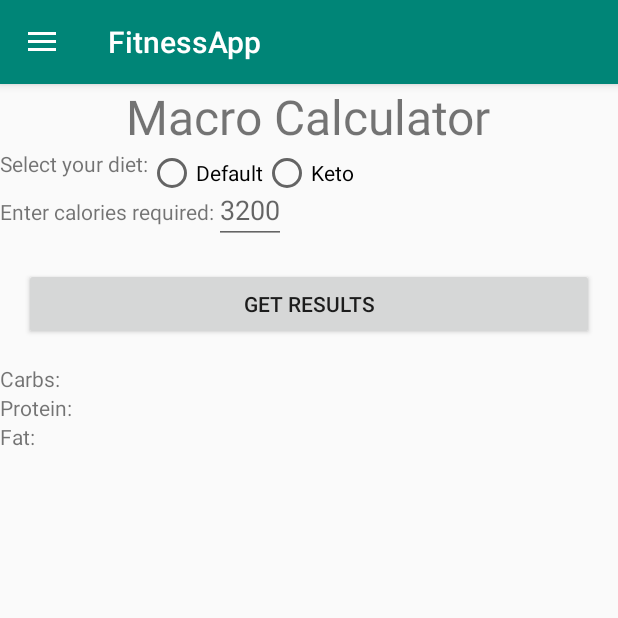
After one commit to rmoli082/FitnessApp, an Android app: the fragment MacroFragment placed in its activity, on a phone screen of 412 x 824 dp, the top half of it. The commit adds this screen. Run offline under Robolectric (Android 15) with nearby library versions, the phone set to English and light mode, and no system bars.

Commit message:
Fragments added for macro and calorie calculators and macro calculator layout and formulas added

```diff
--- a/app/src/main/java/com/moshra/fitnessapp/BodyfatCalculatorFragment.java
+++ b/app/src/main/java/com/moshra/fitnessapp/BodyfatCalculatorFragment.java
@@ -52,7 +52,7 @@ public class BodyfatCalculatorFragment extends Fragment {
         sexGroup.setOnCheckedChangeListener(new RadioGroup.OnCheckedChangeListener() {
             @Override
             public void onCheckedChanged(RadioGroup group, int checkedId) {
-                if (sexGroup.getCheckedRadioButtonId() == R.id.sex_button_female) {
+                if (checkedId == R.id.sex_button_female) {
                     mIsFemale = true;
                     view.findViewById(R.id.bodyfat_female_options).setVisibility(View.VISIBLE);
                     TextView femaleWaist = view.findViewById(R.id.bodyfat_waist_header);
--- /dev/null
+++ b/app/src/main/java/com/moshra/fitnessapp/CalorieFragment.java
@@ -0,0 +1,28 @@
+package com.moshra.fitnessapp;
+
+import android.os.Bundle;
+
+import androidx.fragment.app.Fragment;
+
+import android.view.LayoutInflater;
+import android.view.View;
+import android.view.ViewGroup;
+
+
+/**
+ * A simple {@link Fragment} subclass.
+ */
+public class CalorieFragment extends Fragment {
+
+    public CalorieFragment() {
+        // Required empty public constructor
+    }
+
+
+    @Override
+    public View onCreateView(LayoutInflater inflater, ViewGroup container,
+                             Bundle savedInstanceState) {
+        // Inflate the layout for this fragment
+        return inflater.inflate(R.layout.fragment_calorie, container, false);
+    }
+}
--- /dev/null
+++ b/app/src/main/java/com/moshra/fitnessapp/MacroFragment.java
@@ -0,0 +1,77 @@
+package com.moshra.fitnessapp;
+
+import android.os.Bundle;
+
+import androidx.fragment.app.Fragment;
+
+import android.view.LayoutInflater;
+import android.view.View;
+import android.view.ViewGroup;
+import android.widget.Button;
+import android.widget.EditText;
+import android.widget.RadioGroup;
+import android.widget.TextView;
+
+
+/**
+ * A simple {@link Fragment} subclass.
+ */
+public class MacroFragment extends Fragment {
+
+    private int mCalorieNeeds;
+    private double mFatPercent;
+    private double mProteinPercent;
+    private double mCarbsPercent;
+
+    public MacroFragment() {
+        // Required empty public constructor
+    }
+
+
+    @Override
+    public View onCreateView(LayoutInflater inflater, ViewGroup container,
+                             Bundle savedInstanceState) {
+        // Inflate the layout for this fragment
+        final View view = inflater.inflate(R.layout.fragment_macro, container, false);
+
+        RadioGroup dietGoalSelect = view.findViewById(R.id.macro_diet_select);
+
+        dietGoalSelect.setOnCheckedChangeListener(new RadioGroup.OnCheckedChangeListener() {
+            @Override
+            public void onCheckedChanged(RadioGroup group, int checkedId) {
+                switch (checkedId)
+                {
+                    case R.id.macro_diet_default_button:
+                        mCarbsPercent = 0.5;
+                        mProteinPercent = 0.3;
+                        mFatPercent = 0.2;
+                        break;
+                    case R.id.macro_diet_keto_button:
+                        mCarbsPercent = 0.15;
+                        mProteinPercent = 0.15;
+                        mFatPercent = 0.7;
+                        break;
+                }
+            }
+        });
+
+        final EditText calorieEntry = view.findViewById(R.id.macro_calorie_entry);
+
+        Button getResultsButton = view.findViewById(R.id.macro_get_results_button);
+        getResultsButton.setOnClickListener(new View.OnClickListener() {
+            @Override
+            public void onClick(View v) {
+                mCalorieNeeds = Integer.parseInt(String.valueOf(calorieEntry.getText()));
+                TextView carbAmount = view.findViewById(R.id.macro_carb_result);
+                TextView proteinAmount = view.findViewById(R.id.macro_protein_result);
+                TextView fatAmount = view.findViewById(R.id.macro_fat_result);
+
+                carbAmount.setText(String.valueOf((mCalorieNeeds*mCarbsPercent)/4));
+                proteinAmount.setText(String.valueOf((mCalorieNeeds*mProteinPercent)/4));
+                fatAmount.setText(String.valueOf((mCalorieNeeds*mFatPercent)/9));
+            }
+        });
+
+        return view;
+    }
+}
--- a/app/src/main/java/com/moshra/fitnessapp/MainActivity.java
+++ b/app/src/main/java/com/moshra/fitnessapp/MainActivity.java
@@ -50,6 +50,14 @@ public class MainActivity extends AppCompatActivity {
                         transaction.replace(R.id.contentFragment, new BodyfatCalculatorFragment()).commit();
                         dl.closeDrawer(GravityCompat.START);
                         break;
+                    case R.id.calorie_calc:
+                        transaction.replace(R.id.contentFragment, new CalorieFragment()).commit();
+                        dl.closeDrawer(GravityCompat.START);
+                        break;
+                    case R.id.macro_calc:
+                        transaction.replace(R.id.contentFragment, new MacroFragment()).commit();
+                        dl.closeDrawer(GravityCompat.START);
+                        break;
                     case R.id.settings:
                         Intent settingsIntent = new Intent (MainActivity.this, SettingsActivity.class);
                         startActivity(settingsIntent);
--- /dev/null
+++ b/app/src/main/res/layout/fragment_calorie.xml
@@ -0,0 +1,16 @@
+<?xml version="1.0" encoding="utf-8"?>
+<LinearLayout
+    xmlns:android="http://schemas.android.com/apk/res/android"
+    xmlns:tools="http://schemas.android.com/tools"
+    android:layout_width="match_parent"
+    android:layout_height="match_parent"
+    tools:context=".CalorieFragment">
+
+    <TextView
+        android:layout_width="match_parent"
+        android:layout_height="wrap_content"
+        android:text="@string/calorie_calc"
+        android:textSize="32sp"
+        android:layout_gravity="center"/>
+
+</LinearLayout>
--- /dev/null
+++ b/app/src/main/res/layout/fragment_macro.xml
@@ -0,0 +1,113 @@
+<?xml version="1.0" encoding="utf-8"?>
+<RelativeLayout xmlns:android="http://schemas.android.com/apk/res/android"
+    xmlns:tools="http://schemas.android.com/tools"
+    android:layout_width="match_parent"
+    android:layout_height="match_parent"
+    android:orientation="vertical"
+    tools:context=".MacroFragment">
+
+    <TextView
+        android:id="@+id/macro_title"
+        android:layout_width="wrap_content"
+        android:layout_height="wrap_content"
+        android:layout_centerHorizontal="true"
+        android:text="@string/macro_calc"
+        android:textSize="32sp" />
+
+    <TextView
+        android:id="@+id/macro_diet_header"
+        android:layout_width="wrap_content"
+        android:layout_height="wrap_content"
+        android:layout_below="@id/macro_title"
+        android:text="@string/macro_diet_header" />
+
+    <RadioGroup
+        android:id="@+id/macro_diet_select"
+        android:layout_width="wrap_content"
+        android:layout_height="wrap_content"
+        android:layout_below="@id/macro_title"
+        android:layout_toEndOf="@id/macro_diet_header"
+        android:orientation="horizontal">
+
+        <RadioButton
+            android:id="@+id/macro_diet_default_button"
+            android:layout_width="wrap_content"
+            android:layout_height="wrap_content"
+            android:text="@string/default_diet" />
+
+        <RadioButton
+            android:id="@+id/macro_diet_keto_button"
+            android:layout_width="wrap_content"
+            android:layout_height="wrap_content"
+            android:text="@string/keto_diet" />
+
+    </RadioGroup>
+
+    <TextView
+        android:id="@+id/macro_calories_header"
+        android:layout_width="wrap_content"
+        android:layout_height="wrap_content"
+        android:layout_below="@id/macro_diet_select"
+        android:text="@string/enter_calories" />
+
+    <EditText
+        android:id="@+id/macro_calorie_entry"
+        android:layout_width="wrap_content"
+        android:layout_height="wrap_content"
+        android:layout_below="@id/macro_diet_select"
+        android:layout_alignBaseline="@id/macro_calories_header"
+        android:layout_toEndOf="@id/macro_calories_header"
+        android:hint="@string/calories_hint"
+        android:inputType="number" />
+
+    <Button
+        android:id="@+id/macro_get_results_button"
+        android:layout_width="match_parent"
+        android:layout_height="wrap_content"
+        android:layout_below="@id/macro_calorie_entry"
+        android:layout_margin="16dp"
+        android:text="@string/get_results" />
+
+    <TextView
+        android:id="@+id/macro_carb_header"
+        android:layout_width="wrap_content"
+        android:layout_height="wrap_content"
+        android:layout_below="@id/macro_get_results_button"
+        android:text="@string/macro_carb_header" />
+
+    <TextView
+        android:id="@+id/macro_carb_result"
+        android:layout_width="wrap_content"
+        android:layout_height="wrap_content"
+        android:layout_below="@id/macro_get_results_button"
+        android:layout_toEndOf="@id/macro_carb_header" />
+
+    <TextView
+        android:id="@+id/macro_protein_header"
+        android:layout_width="wrap_content"
+        android:layout_height="wrap_content"
+        android:layout_below="@id/macro_carb_header"
+        android:text="@string/macro_protein_header" />
+
+    <TextView
+        android:id="@+id/macro_protein_result"
+        android:layout_width="wrap_content"
+        android:layout_height="wrap_content"
+        android:layout_below="@id/macro_carb_header"
+        android:layout_toEndOf="@id/macro_protein_header" />
+
+    <TextView
+        android:id="@+id/macro_fat_header"
+        android:layout_width="wrap_content"
+        android:layout_height="wrap_content"
+        android:layout_below="@id/macro_protein_header"
+        android:text="@string/macro_fat_header" />
+
+    <TextView
+        android:id="@+id/macro_fat_result"
+        android:layout_width="wrap_content"
+        android:layout_height="wrap_content"
+        android:layout_below="@id/macro_protein_header"
+        android:layout_toEndOf="@id/macro_fat_header" />
+
+</RelativeLayout>
--- a/app/src/main/res/menu/navigation_menu.xml
+++ b/app/src/main/res/menu/navigation_menu.xml
@@ -5,6 +5,14 @@
         android:icon="@mipmap/ic_launcher"
         android:title="@string/bodyfat_calc"/>
 
+    <item android:id = "@+id/calorie_calc"
+        android:icon="@mipmap/ic_launcher"
+        android:title="@string/calorie_calc" />
+
+    <item android:id = "@+id/macro_calc"
+        android:icon="@mipmap/ic_launcher"
+        android:title="@string/macro_calc" />
+
     <item android:id="@+id/settings"
         android:icon="@mipmap/ic_launcher"
         android:title="@string/settings_name"/>
--- a/app/src/main/res/values/strings.xml
+++ b/app/src/main/res/values/strings.xml
@@ -1,6 +1,8 @@
 <resources>
     <string name="app_name">FitnessApp</string>
     <string name="bodyfat_calc">Bodyfat Calculator</string>
+    <string name="calorie_calc">Calorie Calculator</string>
+    <string name="macro_calc">Macro Calculator</string>
     <string name="Open">open</string>
     <string name="Close">close</string>
     <string name="sex_header">Please select your sex:</string>
@@ -28,4 +30,16 @@
     <string name="settings_unit_metric_value">metric</string>
     <string name="settings_unit_us_label">US</string>
     <string name="settings_unit_us_value">us</string>
+    <string name="goal_select_header">Select your goal:</string>
+    <string name="goal_weight_loss">Fat loss</string>
+    <string name="goal_weight_gain">Gain muscle</string>
+    <string name="macro_diet_header">Select your diet:</string>
+    <string name="default_diet">Default</string>
+    <string name="keto_diet">Keto</string>
+    <string name="enter_calories">Enter calories required:</string>
+    <string name="calories_hint">3200</string>
+    <string name="macro_carb_header">Carbs: </string>
+    <string name="macro_protein_header">Protein: </string>
+    <string name="macro_fat_header">Fat: </string>
+    <string name="get_results">Get Results</string>
 </resources>
```
